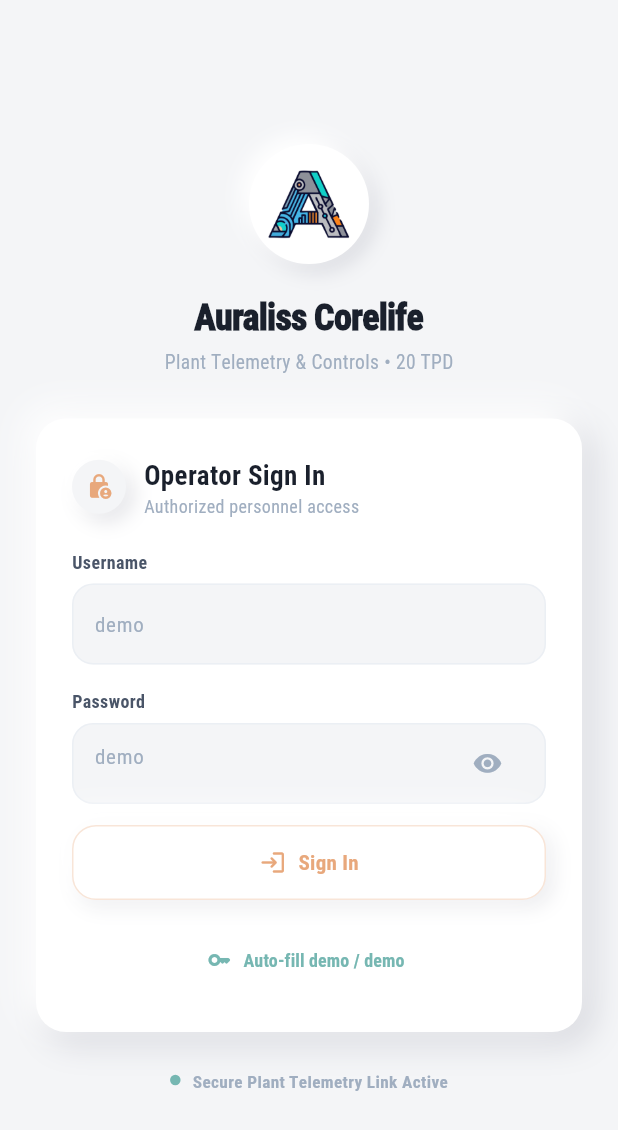
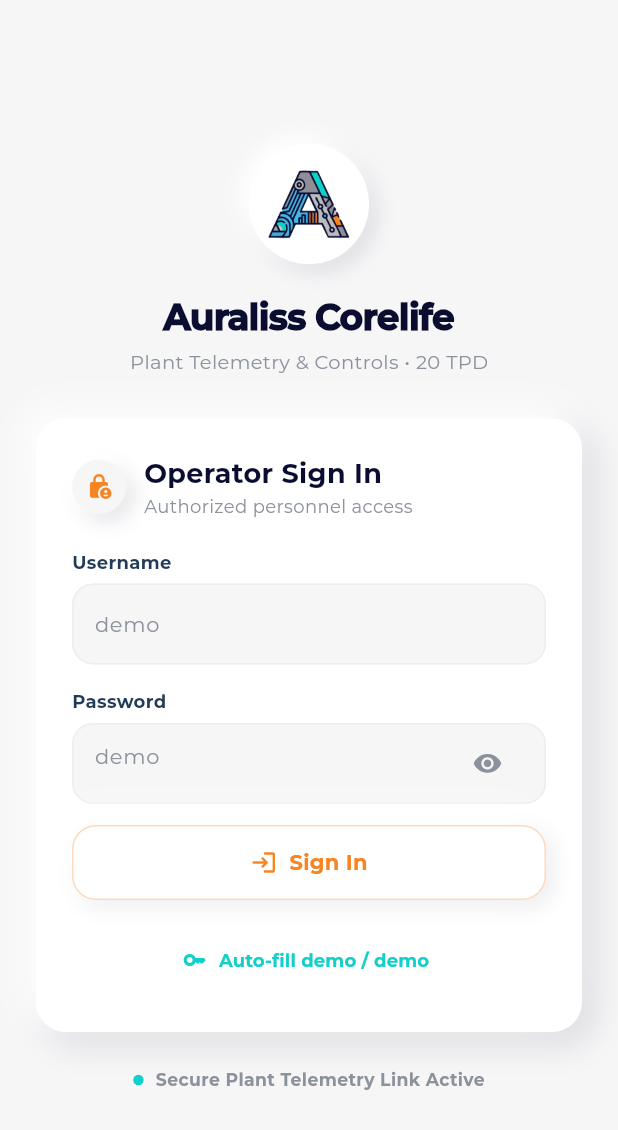
Before and after one commit to perfectmens/lokmangal, a Flutter app: the screen it shows after launch, on a phone screen of 412 x 824 dp. Shown: the top 1130 px of the screen. Run offline on Flutter 3.47's test engine with Material 3 defaults, Android fonts, the phone set to English and light mode, and no system bars; our stand-ins replace open_filex, package_info_plus, shared_preferences; network calls fail; project files that could hold a hidden picture were left out.

Commit message:
feat(design-system): convert App 2 to App 1 Electric Teal + Strong Orange design system with Motorola Rookery New font

```diff
--- a/lib/core/theme/app_colors.dart
+++ b/lib/core/theme/app_colors.dart
@@ -1,43 +1,85 @@
 import 'package:flutter/material.dart';
 
-/// Design tokens for the Dual-Tone Neumorphic UI Design System
+/// Design tokens for the Dual-Tone Neumorphic UI Design System (App 1 Alignment)
 /// Foundation: ~90% Neutral White/Off-White
-/// Teal & Orange are ultra-light pastels — heavily white-mixed
+/// TEAL = STATE / REALITY / HEALTH (#11CFC9 Electric Teal)
+/// ORANGE = INTENT / TARGET / ACTION / ATTENTION (#F68420 Strong Orange)
 class AppColors {
-  // Foundation (90%)
-  static const Color background  = Color(0xFFF4F5F7);
-  static const Color surface     = Color(0xFFFFFFFF);
+  // ===========================================================================
+  // NEUTRAL FOUNDATION (90%)
+  // ===========================================================================
+  static const Color background      = Color(0xFFF6F6F7); // App canvas
+  static const Color surface         = Color(0xFFFFFFFF); // Elevated neumorphic cards & controls
   static const Color surfaceElevated = Color(0xFFFAFAFB);
-  static const Color textPrimary   = Color(0xFF1A202C);
-  static const Color textSecondary = Color(0xFF4A5568);
-  static const Color textMuted     = Color(0xFFA0AEC0);
-  static const Color borderLight   = Color(0xFFE2E8F0);
-  static const Color divider       = Color(0xFFEDF2F7);
+  static const Color textPrimary     = Color(0xFF0A0D2F); // High-emphasis text & critical outlines
+  static const Color textSecondary   = Color(0xFF223B57); // Headings & secondary emphasis
+  static const Color textMuted       = Color(0xFF8C929C); // Steel gray for muted labels & neutral icons
+  static const Color borderLight     = Color(0xFFE2E4E9); // Subtle neumorphic neutral border
+  static const Color divider         = Color(0xFFEDF2F7);
 
-  // Intent Accents — Ultra-light Warm Peach-Orange (heavily white-mixed)
-  static const Color orange      = Color(0xFFE8A87C); // Washed warm peach
-  static const Color orangeSoft  = Color(0xFFF0C9A8);
-  static const Color orangeLight = Color(0xFFFDF5EE); // Near-white orange tint
+  // ===========================================================================
+  // TEAL FAMILY — STATE / REALITY / HEALTH
+  // ===========================================================================
+  /// Primary Teal: Electric Teal (#11CFC9)
+  /// Active navigation, live indicators, actual telemetry, healthy status badges
+  static const Color primaryTeal     = Color(0xFF11CFC9);
+  static const Color teal            = Color(0xFF11CFC9); // Main teal identity of the application
 
-  // State Accents — Ultra-light Sage Teal (heavily white-mixed)
-  static const Color teal        = Color(0xFF76B7B2); // Washed sage teal
-  static const Color tealSoft    = Color(0xFFA8D5D1);
-  static const Color tealLight   = Color(0xFFEFF8F7); // Near-white teal tint
+  /// Light Teal (#62E4DF)
+  /// Secondary/live trend curves, soft telemetry indicators, hairline curves
+  static const Color lightTeal       = Color(0xFF62E4DF);
+  static const Color tealSoft        = Color(0xFF62E4DF);
 
-  // Supporting
-  static const Color blueMuted = Color(0xFF718096);
-  static const Color cyan      = Color(0xFF9ECFCB);
+  /// Historical Teal (#7DE0DD)
+  /// Completed/past shift bars, historical chart elements, settled data
+  static const Color historicalTeal  = Color(0xFF7DE0DD);
 
-  // Graph & Telemetry Palette
-  static const Color targetLineOrange    = Color(0xFFF68420); // Warm Accent Orange
-  static const Color targetAreaFillOrange = Color(0xFFF6A560); // Warm Accent Area Fill
-  static const Color telemetryTeal       = Color(0xFF11CFC9); // Dynamic Telemetry Teal
-  static const Color telemetryTealGlow   = Color(0x3311CFC9); // Pulse glow
-  static const Color slateGrey           = Color(0xFF8C929C); // Muted Slate Grey
-  static const Color gridGrey            = Color(0xFFE2E4E9); // Soft Neumorphic Neutral Grey
+  /// Deep Teal (#00B5AD & #009688)
+  /// Positive production/yield indicators, favorable deviations, performance badges
+  static const Color deepTeal        = Color(0xFF00B5AD);
 
-  // Status Colors
-  static const Color success = teal;
-  static const Color warning = orange;
-  static const Color error   = Color(0xFFFC8181); // Soft rose-red
+  /// Muted Teal (#0EA5A0) & Translucent Teal (10% #1A11CFC9)
+  /// Stable zones, subtle background tints, verified/healthy card backgrounds
+  static const Color mutedTeal       = Color(0xFF0EA5A0);
+  static const Color tealTint10      = Color(0x1A11CFC9);
+  static const Color tealLight       = Color(0x1A11CFC9); // 10% translucent electric teal tint
+
+  /// Telemetry Graph Palette
+  static const Color telemetryTeal     = Color(0xFF11CFC9);
+  static const Color telemetryTealGlow = Color(0x3311CFC9); // Translucent 20% pulse glow
+  static const Color cyan              = Color(0xFF7DE0DD); // Supporting info / cyan
+  static const Color blueMuted         = Color(0xFF496D89); // Supporting information
+
+  // ===========================================================================
+  // ORANGE FAMILY — INTENT / TARGET / ACTION / ATTENTION
+  // ===========================================================================
+  /// Primary Orange: Strong Intent Orange (#F68420)
+  /// Primary action buttons, logout, critical alerts, attention cues, active shift
+  static const Color primaryOrange    = Color(0xFFF68420);
+  static const Color orange           = Color(0xFFF68420); // Main orange identity of the application
+
+  /// Target / Benchmark Orange (#F6A560)
+  /// Target lines, target dots, target values, benchmark indicators, warning zones
+  static const Color targetLineOrange    = Color(0xFFF6A560);
+  static const Color targetAreaFillOrange = Color(0x33F68420); // 20% translucent warm fill
+  static const Color targetOrange        = Color(0xFFF6A560);
+
+  /// Soft Supporting Orange (#D68A51)
+  /// Secondary warm emphasis, subtle input borders, secondary controls
+  static const Color orangeSoft       = Color(0xFFD68A51);
+
+  /// Orange Transparency (10% #1AF68420 & 20% #33F68420)
+  /// Soft selected-state backgrounds, active chips, subtle attention tints
+  static const Color orangeTint10     = Color(0x1AF68420);
+  static const Color orangeTint20     = Color(0x33F68420);
+  static const Color orangeLight      = Color(0x1AF68420); // 10% translucent intent orange tint
+
+  // Neutral Graph Palette
+  static const Color slateGrey        = Color(0xFF8C929C); // Steel / Muted Grey
+  static const Color gridGrey         = Color(0xFFE2E4E9); // Soft Neumorphic Neutral Grey
+
+  // Status Semantics
+  static const Color success          = Color(0xFF11CFC9); // Electric Teal
+  static const Color warning          = Color(0xFFF68420); // Strong Orange
+  static const Color error            = Color(0xFFE53935); // Critical Exception / Error
 }
--- a/lib/core/theme/app_typography.dart
+++ b/lib/core/theme/app_typography.dart
@@ -2,7 +2,7 @@ import 'package:flutter/material.dart';
 import 'app_colors.dart';
 
 class AppTypography {
-  static const String fontFamily = 'RobotoCondensed';
+  static const String fontFamily = 'RookeryNew';
 
   static const TextStyle display = TextStyle(
     fontFamily: fontFamily,
--- a/lib/features/app_update/views/widgets/update_card.dart
+++ b/lib/features/app_update/views/widgets/update_card.dart
@@ -307,9 +307,9 @@ class UpdateCard extends StatelessWidget {
             Container(
               padding: const EdgeInsets.all(14.0),
               decoration: BoxDecoration(
-                color: const Color(0xFFFDE8E8),
+                color: AppColors.error.withValues(alpha: 0.08),
                 borderRadius: BorderRadius.circular(14),
-                border: Border.all(color: const Color(0xFFF8B4B4)),
+                border: Border.all(color: AppColors.error.withValues(alpha: 0.3)),
               ),
               child: Row(
                 children: [
--- a/lib/features/auth/views/login_page.dart
+++ b/lib/features/auth/views/login_page.dart
@@ -194,10 +194,10 @@ class _LoginPageState extends State<LoginPage> {
                               vertical: 10.0,
                             ),
                             decoration: BoxDecoration(
-                              color: const Color(0xFFFDE8E8),
+                              color: AppColors.error.withValues(alpha: 0.08),
                               borderRadius: BorderRadius.circular(10),
                               border: Border.all(
-                                color: const Color(0xFFF87171),
+                                color: AppColors.error.withValues(alpha: 0.3),
                                 width: 0.8,
                               ),
                             ),
@@ -205,7 +205,7 @@ class _LoginPageState extends State<LoginPage> {
                               children: [
                                 const Icon(
                                   Icons.error_outline_rounded,
-                                  color: Color(0xFFDC2626),
+                                  color: AppColors.error,
                                   size: 18,
                                 ),
                                 const SizedBox(width: 8),
@@ -213,7 +213,7 @@ class _LoginPageState extends State<LoginPage> {
                                   child: Text(
                                     authVm.errorMessage!,
                                     style: const TextStyle(
-                                      color: Color(0xFFDC2626),
+                                      color: AppColors.error,
                                       fontSize: 12,
                                       fontWeight: FontWeight.w600,
                                     ),
--- a/lib/features/home/views/home_screen.dart
+++ b/lib/features/home/views/home_screen.dart
@@ -112,7 +112,7 @@ class _HomeScreenState extends State<HomeScreen> {
               Navigator.pop(ctx);
               context.read<AuthViewModel>().logout();
             },
-            child: const Text('Sign Out', style: TextStyle(color: Color(0xFFDC2626), fontWeight: FontWeight.w700)),
+            child: const Text('Sign Out', style: TextStyle(color: AppColors.primaryOrange, fontWeight: FontWeight.w700)),
           ),
           TextButton(
             onPressed: () {
--- a/lib/features/home/views/widgets/side_drawer.dart
+++ b/lib/features/home/views/widgets/side_drawer.dart
@@ -160,6 +160,7 @@ class _SideDrawerState extends State<SideDrawer> {
                     title: 'Sign Out',
                     subtitle: 'Operator: demo',
                     isSelected: false,
+                    isHighlight: true,
                     onTap: () {
                       Navigator.pop(context);
                       context.read<AuthViewModel>().logout();
@@ -235,7 +236,7 @@ class _SideDrawerState extends State<SideDrawer> {
         child: Container(
           padding: const EdgeInsets.symmetric(horizontal: 14.0, vertical: 10.0),
           decoration: BoxDecoration(
-            color: isSelected ? AppColors.teal.withValues(alpha: 0.08) : Colors.transparent,
+            color: isSelected ? AppColors.tealLight : Colors.transparent,
             borderRadius: BorderRadius.circular(14),
             border: isSelected
                 ? Border.all(color: AppColors.teal.withValues(alpha: 0.3), width: 1.0)
--- a/lib/features/telemetry/views/widgets/hourly_pacing_card.dart
+++ b/lib/features/telemetry/views/widgets/hourly_pacing_card.dart
@@ -284,7 +284,7 @@ class HourlyPacingCard extends StatelessWidget {
           height: 5,
           decoration: BoxDecoration(
             shape: BoxShape.circle,
-            color: isCurrent ? AppColors.teal : AppColors.textMuted.withValues(alpha: 0.5),
+            color: isCurrent ? AppColors.primaryOrange : AppColors.textMuted.withValues(alpha: 0.5),
           ),
         ),
         const SizedBox(width: 4),
@@ -293,7 +293,7 @@ class HourlyPacingCard extends StatelessWidget {
           style: TextStyle(
             fontSize: 9.5,
             fontWeight: isCurrent ? FontWeight.bold : FontWeight.w500,
-            color: isCurrent ? AppColors.teal : AppColors.textMuted,
+            color: isCurrent ? AppColors.primaryOrange : AppColors.textMuted,
           ),
         ),
       ],
--- a/lib/features/telemetry/views/widgets/powder_maker_card.dart
+++ b/lib/features/telemetry/views/widgets/powder_maker_card.dart
@@ -106,8 +106,8 @@ class _StatusBadge extends StatelessWidget {
         icon = Icons.loop_rounded;
         break;
       case PowderMakerStatus.crystallization:
-        bg = const Color(0xFFEEF2FF);
-        fg = const Color(0xFF6366F1);
+        bg = AppColors.tealLight;
+        fg = AppColors.mutedTeal;
         icon = Icons.ac_unit_rounded;
         break;
       case PowderMakerStatus.powderMaking:
```
Also changed, not shown: lib/features/home/views/widgets/top_floating_dock.dart (+8 -2 lines), lib/features/telemetry/views/widgets/shift_history_bar_chart_card.dart (+24 -7 lines), pubspec.yaml (+11 -1 lines), assets/fonts/RookeryNew-Bold.ttf (added), assets/fonts/RookeryNew-Light.ttf (added), assets/fonts/RookeryNew-Medium.ttf (added), assets/fonts/RookeryNew-Regular.ttf (added).
